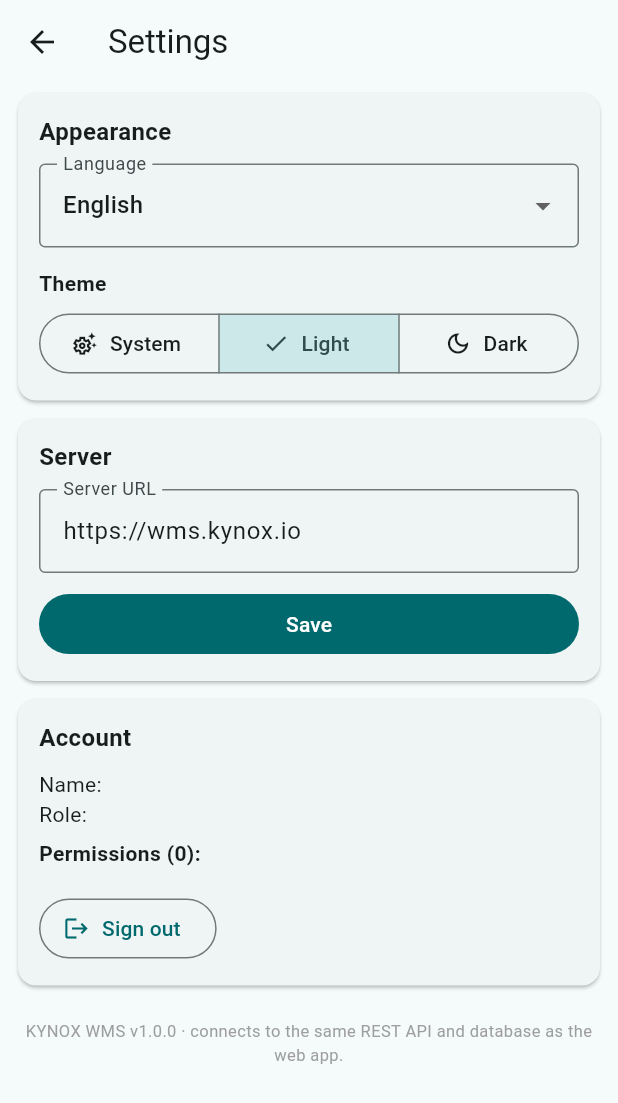
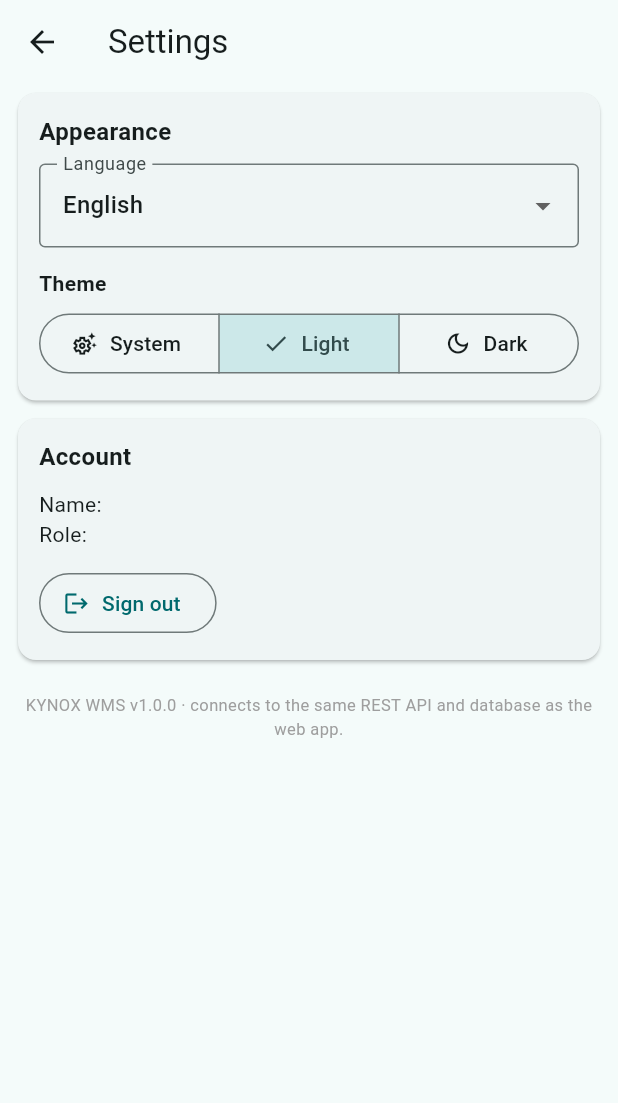
Before and after one commit to Islamce/WMS, a Flutter app: the SettingsScreen screen opened directly, after a tap on "Light", on a phone screen of 412 x 824 dp. Shown: the top 1103 px of the screen. Run offline on Flutter 3.47's test engine with Material 3 defaults, Android fonts, the phone set to English and light mode, and no system bars; our stand-ins replace firebase_core, firebase_messaging, flutter_local_notifications, open_filex, shared_preferences; missing offline and left inert: mobile_scanner; accounts and stored records are empty.

Commit message:
mobile: embed server URL, gate permissions display to admin only
- Server URL is no longer user-editable (Settings' Server section and
  the login screen's "Server settings" dev toggle are removed); the app
  always talks to the embedded production server. Also dropped the
  login screen's prefilled default-admin email and visible
  "Default admin: .../Admin@123456" credential hint, which had no
  place in a production-facing pilot build.
- Settings' Account section now only ever shows the signed-in user's
  own name/role/sign-out; the technical permissions list moves into a
  separate "Authority" section visible only when the signed-in user is
  an admin, not every pilot tester.

```diff
--- a/wms flutter application/lib/core/session.dart
+++ b/wms flutter application/lib/core/session.dart
@@ -10,14 +10,12 @@ import 'push.dart';
 /// and exposes them app-wide via [ChangeNotifier]. Persists to
 /// shared_preferences so a returning user stays signed in.
 class Session extends ChangeNotifier {
-  static const _kBaseUrl = 'wms_base_url';
   static const _kToken = 'wms_token';
   static const _kUser = 'wms_user_name';
   static const _kLang = 'wms_lang';
   static const _kTheme = 'wms_theme';
 
-  /// Production server — baked in so the app works out of the box; it can
-  /// still be changed under Settings (e.g. for a dev/test server).
+  /// The one production server this app talks to — embedded, not user-editable.
   static const defaultBaseUrl = 'https://wms.kynox.io';
 
   String baseUrl = defaultBaseUrl;
@@ -55,10 +53,9 @@ class Session extends ChangeNotifier {
 
   Future<void> load() async {
     final prefs = await SharedPreferences.getInstance();
-    baseUrl = prefs.getString(_kBaseUrl) ?? baseUrl;
-    // Older builds defaulted to the Android-emulator loopback; migrate those
-    // installs to the production server automatically.
-    if (baseUrl == 'http://10.0.2.2:3000') baseUrl = defaultBaseUrl;
+    // baseUrl is always the embedded production server — earlier builds let
+    // it be changed in Settings/at login, but any value stored by those is
+    // now ignored so every install talks to the same server.
     lang = prefs.getString(_kLang) ?? 'en';
     I18n.current = lang;
     final themeName = prefs.getString(_kTheme) ?? 'system';
@@ -78,13 +75,6 @@ class Session extends ChangeNotifier {
       }
     }
     loading = false;
-    notifyListeners();
-  }
-
-  Future<void> setBaseUrl(String url) async {
-    baseUrl = url.trim();
-    final prefs = await SharedPreferences.getInstance();
-    await prefs.setString(_kBaseUrl, baseUrl);
     notifyListeners();
   }
 
--- a/wms flutter application/lib/screens/login_screen.dart
+++ b/wms flutter application/lib/screens/login_screen.dart
@@ -10,30 +10,15 @@ class LoginScreen extends StatefulWidget {
 }
 
 class _LoginScreenState extends State<LoginScreen> {
-  final _email = TextEditingController(text: 'admin@example.com');
+  final _email = TextEditingController();
   final _password = TextEditingController();
-  late TextEditingController _server;
   bool _busy = false;
-  bool _showServer = false;
   bool _obscure = true;
-
-  @override
-  void initState() {
-    super.initState();
-    _server = TextEditingController(text: SessionScope.of(context).baseUrl);
-  }
-
-  @override
-  void didChangeDependencies() {
-    super.didChangeDependencies();
-    _server.text = SessionScope.of(context).baseUrl;
-  }
 
   Future<void> _login() async {
     final session = SessionScope.of(context);
     setState(() => _busy = true);
     try {
-      await session.setBaseUrl(_server.text);
       await session.signIn(_email.text, _password.text);
       // _Root rebuilds via the notifier and shows HomeScreen.
     } catch (e) {
@@ -88,33 +73,6 @@ class _LoginScreenState extends State<LoginScreen> {
                     ),
                   ),
                 ),
-                const SizedBox(height: 8),
-                Align(
-                  alignment: Alignment.centerLeft,
-                  child: TextButton.icon(
-                    icon: Icon(_showServer ? Icons.expand_less : Icons.dns_outlined, size: 18),
-                    label: const Text('Server settings'),
-                    onPressed: () => setState(() => _showServer = !_showServer),
-                  ),
-                ),
-                if (_showServer) ...[
-                  TextField(
-                    controller: _server,
-                    keyboardType: TextInputType.url,
-                    autocorrect: false,
-                    decoration: const InputDecoration(
-                      labelText: 'Server URL',
-                      helperText: 'e.g. https://<codespace>-3000.app.github.dev',
-                      prefixIcon: Icon(Icons.link),
-                      border: OutlineInputBorder(),
-                    ),
-                  ),
-                  const SizedBox(height: 4),
-                  const Text(
-                    'Android emulator → http://10.0.2.2:3000 · real device → your PC LAN IP or a public URL.',
-                    style: TextStyle(fontSize: 11, color: Colors.grey),
-                  ),
-                ],
                 const SizedBox(height: 20),
                 FilledButton(
                   onPressed: _busy ? null : _login,
@@ -125,10 +83,6 @@ class _LoginScreenState extends State<LoginScreen> {
                           child: CircularProgressIndicator(strokeWidth: 2, color: Colors.white))
                       : const Text('Sign in'),
                 ),
-                const SizedBox(height: 12),
-                const Text('Default admin: admin@example.com / Admin@123456',
-                    textAlign: TextAlign.center,
-                    style: TextStyle(fontSize: 11, color: Colors.grey)),
               ],
             ),
           ),
--- a/wms flutter application/lib/screens/settings_screen.dart
+++ b/wms flutter application/lib/screens/settings_screen.dart
@@ -11,14 +11,6 @@ class SettingsScreen extends StatefulWidget {
 }
 
 class _SettingsScreenState extends State<SettingsScreen> {
-  late TextEditingController _server;
-
-  @override
-  void initState() {
-    super.initState();
-    _server = TextEditingController(text: SessionScope.of(context).baseUrl);
-  }
-
   @override
   Widget build(BuildContext context) {
     final session = SessionScope.of(context);
@@ -61,46 +53,12 @@ class _SettingsScreenState extends State<SettingsScreen> {
             ),
           ),
           SectionCard(
-            title: t('Server'),
-            child: Column(
-              crossAxisAlignment: CrossAxisAlignment.stretch,
-              children: [
-                TextField(
-                  controller: _server,
-                  keyboardType: TextInputType.url,
-                  autocorrect: false,
-                  decoration: InputDecoration(
-                    labelText: t('Server URL'), border: const OutlineInputBorder()),
-                ),
-                const SizedBox(height: 10),
-                FilledButton(
-                  onPressed: () async {
-                    await session.setBaseUrl(_server.text);
-                    if (context.mounted) showSnack(context, t('Server URL saved.'));
-                  },
-                  child: Text(t('Save')),
-                ),
-              ],
-            ),
-          ),
-          SectionCard(
             title: t('Account'),
             child: Column(
               crossAxisAlignment: CrossAxisAlignment.start,
               children: [
                 Text('${t('Name')}: ${session.userName}'),
                 Text('${t('Role')}: ${session.userRole}'),
-                const SizedBox(height: 6),
-                Text('${t('Permissions')} (${session.permissions.length}):',
-                    style: const TextStyle(fontWeight: FontWeight.w600)),
-                const SizedBox(height: 4),
-                Wrap(
-                  spacing: 6, runSpacing: 6,
-                  children: session.permissions
-                      .map((p) => Chip(label: Text(p, style: const TextStyle(fontSize: 11)),
-                          visualDensity: VisualDensity.compact))
-                      .toList(),
-                ),
                 const SizedBox(height: 12),
                 OutlinedButton.icon(
                   icon: const Icon(Icons.logout),
@@ -113,6 +71,25 @@ class _SettingsScreenState extends State<SettingsScreen> {
               ],
             ),
           ),
+          if (session.userRole == 'admin')
+            SectionCard(
+              title: t('Authority'),
+              child: Column(
+                crossAxisAlignment: CrossAxisAlignment.start,
+                children: [
+                  Text('${t('Permissions')} (${session.permissions.length}):',
+                      style: const TextStyle(fontWeight: FontWeight.w600)),
+                  const SizedBox(height: 4),
+                  Wrap(
+                    spacing: 6, runSpacing: 6,
+                    children: session.permissions
+                        .map((p) => Chip(label: Text(p, style: const TextStyle(fontSize: 11)),
+                            visualDensity: VisualDensity.compact))
+                        .toList(),
+                  ),
+                ],
+              ),
+            ),
           const Padding(
             padding: EdgeInsets.all(16),
             child: Text('KYNOX WMS v1.0.0 · connects to the same REST API and database as the web app.',
```
